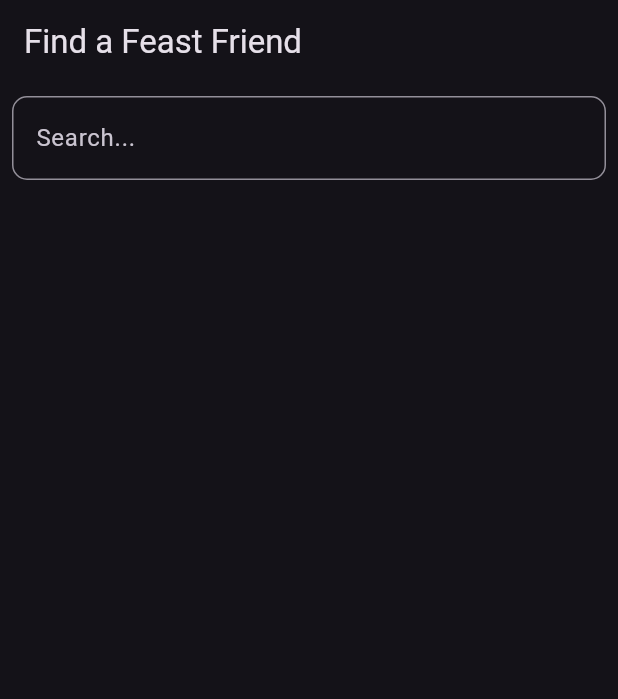
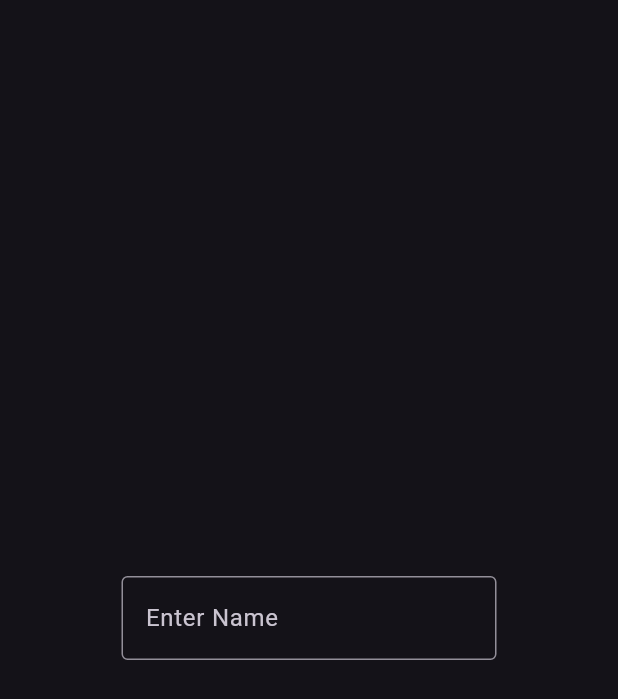
Before and after one commit to Madduxv/feast_friends, a Flutter app: the screen it shows after launch, on a phone screen of 412 x 824 dp. Shown: the top 699 px of the screen. Run offline on Flutter 3.47's test engine with Material 3 defaults, Android fonts, the phone set to English and light mode, and no system bars; our stand-ins replace swipe_cards.

Commit message:
added page for user to select their name

```diff
--- a/lib/FindUserPage.dart
+++ b/lib/FindUserPage.dart
@@ -42,7 +42,7 @@ class _FindUserPageState extends State<FindUserPage> {
   Widget build(BuildContext context) {
     return Scaffold(
       appBar: AppBar(
-        title: Text('Find a Feast Friend'),
+        title: const Text('Find a Feast Friend'),
       ),
       body: Column(
         children: [
--- a/lib/GenrePage.dart
+++ b/lib/GenrePage.dart
@@ -16,7 +16,8 @@ import 'package:what_to_eat_app/widgets/bottomBar.dart';
 import 'UserCompleteWaitingPage.dart';
 
 class GenreCards extends StatefulWidget {
-  const GenreCards({Key? key}): super(key: key);
+  GenreCards({super.key, required this.name});
+  String name;
 
   @override
   GenreCardsState createState() => GenreCardsState();
@@ -30,8 +31,8 @@ class GenreCardsState extends State<GenreCards> {
   dynamic _receivedMessage = '';
   String message = '';
   List<String> genres = [];
-  String name = "Maddux";
-  String groupName = "Maddux's Group";
+  String name = '';
+  String groupName = '';
 
   List<SwipeItem> _swipeItems = <SwipeItem>[];
   MatchEngine? _matchEngine;
@@ -49,6 +50,8 @@ class GenreCardsState extends State<GenreCards> {
     super.initState();
     // webSocketService = WebSocketService('ws://${Config().baseUrl}/ws');
     // webSocketService = WebSocketService('ws://10.0.2.2:8080/ws');
+    name = widget.name;
+    groupName = "${widget.name}'s Group";
     webSocketService = Provider.of<WebSocketService>(context, listen: false);
     webSocketService.messages.listen((message) {
         setState(() {
--- /dev/null
+++ b/lib/HomePage.dart
@@ -0,0 +1,2 @@
+
+import 'package:flutter/material.dart';
--- a/lib/functions/httpFunctions.dart
+++ b/lib/functions/httpFunctions.dart
@@ -119,18 +119,17 @@ class HttpFunctions {
     }
     return [];
   }
-
   static Future<List<String>> getUsersFriends(String name) async {
-    final url = Uri.parse('http://${Config().baseUrl}/api/user/get_friends?name$name');
+    final url = Uri.parse('http://${Config().baseUrl}/api/user/get_friends?name=$name');
     try {
       final response = await http.get(url);
+      print(response.body);
       if (response.statusCode == 200) {
         print('Successfully fetched users friends');
         // Parse the response body to a list of strings
         List<dynamic> jsonResponse = jsonDecode(response.body);
-        List<String> usersNames = jsonResponse.cast<String>();
-        print(usersNames);
-        return usersNames;
+        List<String> friendsNames = jsonResponse.map((friend) => friend['name'] as String).toList();
+        return friendsNames;
       } else {
         print('Failed to load users friends. Status code: ${response.statusCode}');
       }
--- /dev/null
+++ b/lib/login_page.dart
@@ -0,0 +1,55 @@
+import 'package:flutter/material.dart';
+import 'package:what_to_eat_app/GenrePage.dart';
+import 'package:what_to_eat_app/functions/httpFunctions.dart';
+
+class LoginPage extends StatefulWidget {
+
+  const LoginPage({Key? key}): super(key: key);
+
+  @override
+  _LoginPageState createState() => _LoginPageState();
+}
+
+class _LoginPageState extends State<LoginPage> {
+  late TextEditingController _controller;
+  List<String> friends = [];
+  String name = '';
+
+  @override
+  void initState() {
+    super.initState();
+    _controller = TextEditingController();
+  }
+
+  @override
+  void dispose() {
+    _controller.dispose();
+    super.dispose();
+  }
+
+  @override
+  Widget build(BuildContext context) {
+    return Scaffold(
+      body: Center(
+      child: SizedBox(
+        width: 250,
+        child: TextFormField(
+          obscureText: false,
+          decoration: const InputDecoration(
+            border: OutlineInputBorder(),
+            labelText: "Enter Name",
+            ),
+          controller: _controller,
+          onFieldSubmitted: (String value) async {
+            name = value;
+            friends = await HttpFunctions.getUsersFriends(value);
+            print(friends);
+            Navigator.push(context, MaterialPageRoute(builder: (context) {
+                  return GenreCards(name: name);
+                  }));
+          },),
+        ),
+      )
+    );
+  }
+}
--- a/lib/main.dart
+++ b/lib/main.dart
@@ -2,11 +2,12 @@ import 'package:flutter/material.dart';
 import 'package:flutter/services.dart' show rootBundle;
 import 'package:provider/provider.dart';
 import 'package:what_to_eat_app/FindUserPage.dart';
+import 'package:what_to_eat_app/GenrePage.dart';
 import 'dart:convert';
 
 import 'package:what_to_eat_app/functions/WebSocketService.dart';
 import 'package:what_to_eat_app/config.dart';
-import 'GenrePage.dart';
+import 'login_page.dart';
 // import 'RestaurantCardsPage.dart';
 // import 'FindUserPage.dart';
 //rename to feast friend
@@ -48,7 +49,7 @@ class MyApp extends StatelessWidget {
         child: MaterialApp(
           debugShowCheckedModeBanner: false,
           theme: ThemeData(brightness: Brightness.dark),
-          home: const FindUserPage(),
+          home: const LoginPage(),
           )
         );
     }
```
